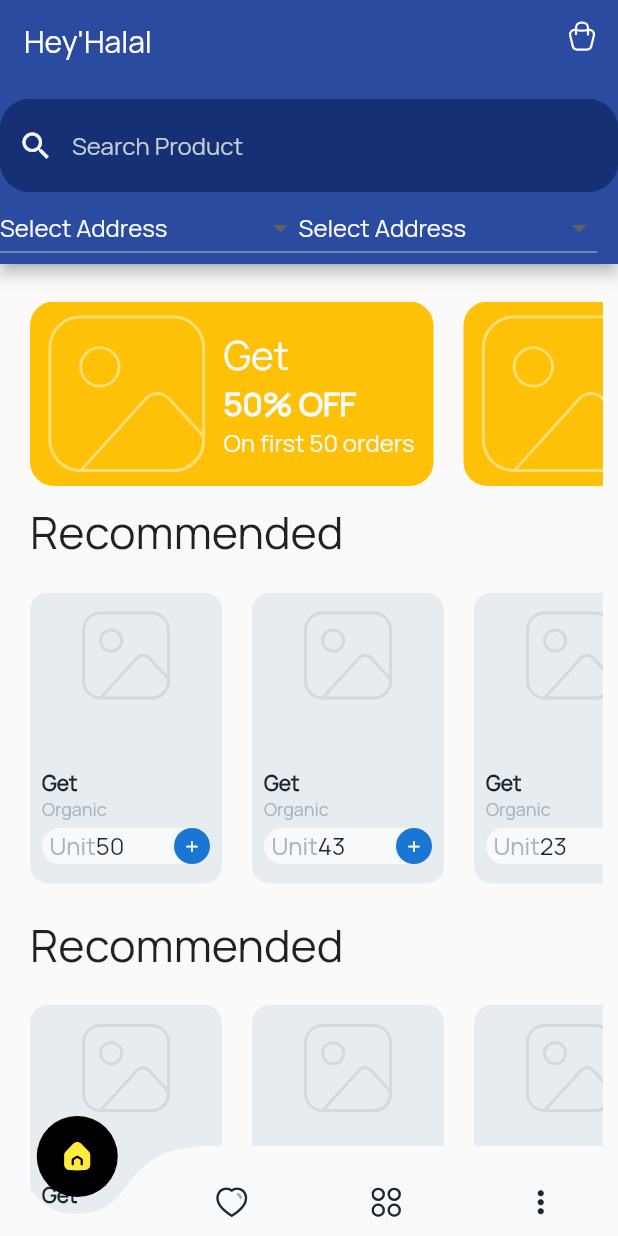
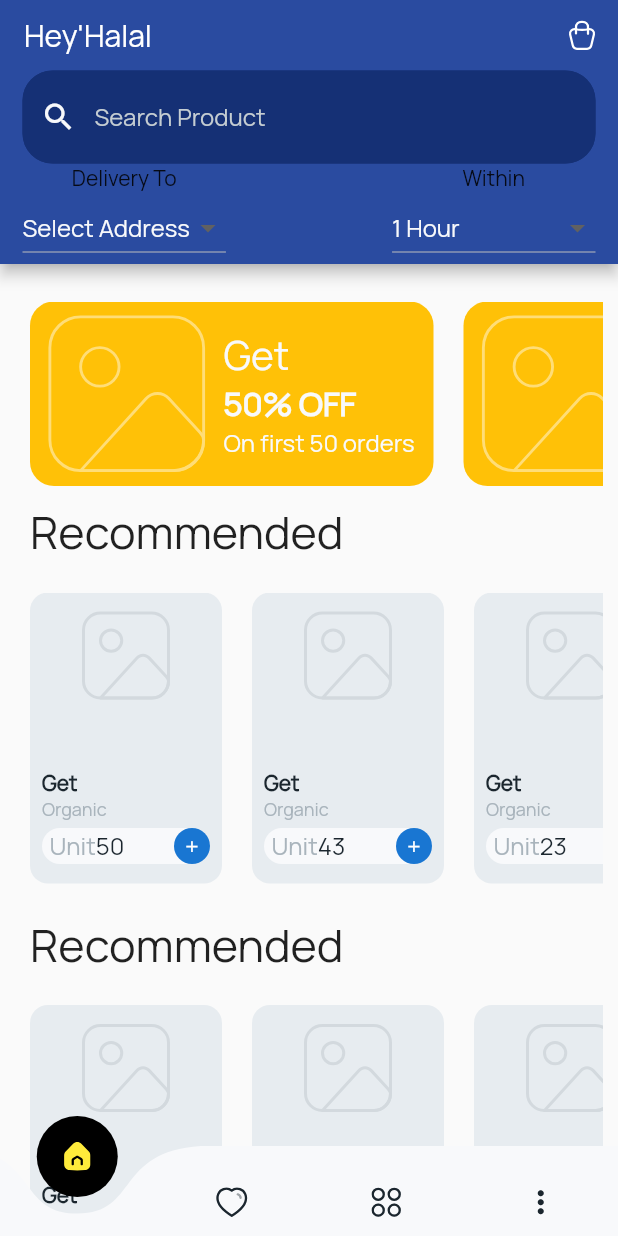
Before and after one commit to zubairkhan1234/flutter_Assignment, a Flutter app: the MyHomePage screen opened directly, on a phone screen of 412 x 824 dp. Run offline on Flutter 3.47's test engine with Material 2 defaults, Android fonts, the phone set to English and light mode, and no system bars; drawn by our look-alikes of curved_navigation_bar; our stand-ins replace flutter_svg.

Commit message:
styled to  dropdown in home screen

```diff
--- a/lib/figmaAssignment01/_my_home_page.dart
+++ b/lib/figmaAssignment01/_my_home_page.dart
@@ -7,7 +7,8 @@ import 'package:flutterassignment/figmaAssignment01/screens/facourite/_favourite
 import 'package:flutterassignment/figmaAssignment01/screens/home/_homeScreen.dart';
 import 'package:flutterassignment/figmaAssignment01/screens/onboarding/_onBoarding.dart';
 import 'package:flutterassignment/figmaAssignment01/styles/_colors.dart';
-import 'package:flutterassignment/figmaAssignment01/widgets/_dropDownButton.dart';
+import 'package:flutterassignment/figmaAssignment01/widgets/_deliveryDropDown.dart';
+import 'package:flutterassignment/figmaAssignment01/widgets/_addressDropDown.dart';
 import 'package:flutterassignment/figmaAssignment01/widgets/_searchDelegate.dart';
 
 class _State extends State<MyHomePage> {
@@ -21,25 +22,34 @@ class _State extends State<MyHomePage> {
             // Text("hellp")
             Builder(
               builder: (context) {
-                return TextFormField(
+                return Container(
+                  margin: const EdgeInsets.fromLTRB(15, 0, 15, 0),
+                  child: TextFormField(
                     decoration: InputDecoration(
                       hintText: "Search Product",
-                    hintStyle: TextStyle(color:GlobalColors.greyLight ),
+                      hintStyle: const TextStyle(color: GlobalColors.greyLight),
                       fillColor: GlobalColors.blueDark,
-                    prefixIcon: Icon(Icons.search, color: GlobalColors.white),
+                      prefixIcon: const Icon(Icons.search, color: GlobalColors.white),
                       filled: true,
                       border: OutlineInputBorder(
-                        borderRadius: BorderRadius.circular(20),borderSide: BorderSide(color: GlobalColors.blueDark, width: 2)),
+                          borderRadius: BorderRadius.circular(20),
+                          borderSide: const BorderSide(
+                              color: GlobalColors.blueDark, width: 2)),
                       focusedBorder: OutlineInputBorder(
-                        borderRadius: BorderRadius.circular(20), borderSide: BorderSide(color: GlobalColors.blueDark, width: 2)),
+                          borderRadius: BorderRadius.circular(20),
+                          borderSide: const BorderSide(
+                              color: GlobalColors.blueDark, width: 2)),
                       enabledBorder: OutlineInputBorder(
-                        borderRadius: BorderRadius.circular(20), borderSide: BorderSide(color: GlobalColors.blueDark, width: 2)),
+                          borderRadius: BorderRadius.circular(20),
+                          borderSide: const BorderSide(
+                              color: GlobalColors.blueDark, width: 2)),
                     ),
                     onTap: () => showSearch(
                       context: context,
                       delegate: Search(),
                     ),
                     readOnly: true,
+                  ),
                 );
                 // return FloatingActionButton(
                 //   child: Icon(Icons.search),
@@ -50,11 +60,25 @@ class _State extends State<MyHomePage> {
                 // );
               },
             ),
-             Row(
-              children:  [
-                MyDropDown(),
-                MyDropDown(),
+            Container(
+              margin:const EdgeInsets.fromLTRB(15, 0, 15, 0),
+              child: const Row(
+                mainAxisAlignment: MainAxisAlignment.spaceBetween,
+                children: [
+                  Column(
+                    children: [
+                      Text("Delivery To"),
+                      AddressDropDown(),
                     ],
+                  ),
+                  Column(
+                    children: [
+                      Text("Within"),
+                      DeliveryDropDown(),
+                    ],
+                  ),
+                ],
+              ),
             ),
           ],
         ),
--- a/lib/figmaAssignment01/widgets/_dropDownButton.dart
+++ b/lib/figmaAssignment01/widgets/_addressDropDown.dart
@@ -1,16 +1,16 @@
 import 'package:flutter/material.dart';
 import 'package:flutterassignment/figmaAssignment01/styles/_colors.dart';
 
-class MyDropDown extends StatefulWidget {
-  const MyDropDown({super.key});
+class AddressDropDown extends StatefulWidget {
+  const AddressDropDown({super.key});
 
   @override
-  State<MyDropDown> createState() => _MyDropDownState();
+  State<AddressDropDown> createState() => _AddressDropDownState();
 }
 
-class _MyDropDownState extends State<MyDropDown> {
+class _AddressDropDownState extends State<AddressDropDown> {
   String? selectedValue;
-  var listItem = ['Green Way 3000, Sylhet', 'b', 'c', 'd', 'f', 'g'];
+  var listItem = ['Khi,Pakistan', 'Lhr,Pakistan', ',Isb,Pakistan', 'Fsd,Pakistan',];
 
 
   @override
--- /dev/null
+++ b/lib/figmaAssignment01/widgets/_deliveryDropDown.dart
@@ -0,0 +1,35 @@
+
+import 'package:flutter/material.dart';
+import 'package:flutterassignment/figmaAssignment01/styles/_colors.dart';
+
+class DeliveryDropDown extends StatefulWidget {
+  const DeliveryDropDown({super.key});
+
+  @override
+  State<DeliveryDropDown> createState() => _DeliveryDropDownState();
+}
+
+class _DeliveryDropDownState extends State<DeliveryDropDown> {
+  String? selectedValue;
+  var listItem = ['1 Hour', '2 Hour', '3 Hour', '4 Hour', '5 Hour', '6 Hour'];
+
+
+  @override
+  Widget build(BuildContext context) {
+    return DropdownButton(
+        hint: const Text('Select Address', style: TextStyle(color: GlobalColors.white),),
+        dropdownColor: GlobalColors.greyLight,
+        value: selectedValue == "" ? selectedValue: listItem[0],
+        onChanged: (value) {
+          setState(() {
+            selectedValue = value.toString();
+          });
+        },
+        items: listItem.map((e) {
+          return DropdownMenuItem(
+            child:  Text(e.toString(), style: TextStyle(color: GlobalColors.white)),
+            value: e,
+          );
+        }).toList());
+  }
+}
```
Lines whose indentation alone changed are shown as unchanged.
